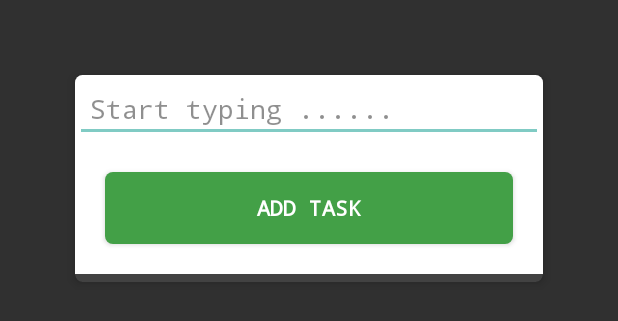
After one commit to jhavishal10/TodoApp, an Android app: the layout add_new_task_layout.xml on its own in the app's theme, with its tools: preview values and no code run, on a phone screen of 412 x 824 dp. The commit adds this screen. Shown: the top 321 px of the screen. Run offline under Robolectric (Android 15) with nearby library versions, the phone set to English and light mode, and no system bars.

Commit message:
new task Ui added

```diff
--- /dev/null
+++ b/app/src/main/res/drawable-v24/button_background.xml
@@ -0,0 +1,4 @@
+<selector xmlns:android="http://schemas.android.com/apk/res/android">
+    <item android:drawable="@drawable/button_background_green" android:state_enabled="false" />
+    <item android:drawable="@drawable/button_background_green_clicked" android:state_enabled="true" />
+</selector>
--- /dev/null
+++ b/app/src/main/res/drawable-v24/button_background_green.xml
@@ -0,0 +1,6 @@
+<?xml version="1.0" encoding="utf-8"?>
+<shape xmlns:android="http://schemas.android.com/apk/res/android"
+    android:shape="rectangle">
+    <corners android:radius="5dp" />
+    <solid android:color="#7CB342" />
+</shape>
--- /dev/null
+++ b/app/src/main/res/drawable-v24/button_background_green_clicked.xml
@@ -0,0 +1,6 @@
+<?xml version="1.0" encoding="utf-8"?>
+<shape xmlns:android="http://schemas.android.com/apk/res/android"
+    android:shape="rectangle">
+    <corners android:radius="5dp" />
+    <solid android:color="#43A047" />
+</shape>
--- /dev/null
+++ b/app/src/main/res/layout/add_new_task_layout.xml
@@ -0,0 +1,42 @@
+<?xml version="1.0" encoding="utf-8"?>
+<androidx.cardview.widget.CardView xmlns:android="http://schemas.android.com/apk/res/android"
+    xmlns:app="http://schemas.android.com/apk/res-auto"
+    android:layout_width="match_parent"
+    android:layout_height="wrap_content"
+    android:layout_margin="50dp"
+    android:padding="20dp"
+    app:cardCornerRadius="5dp"
+    app:cardElevation="4dp">
+
+
+    <LinearLayout
+        android:layout_width="match_parent"
+        android:layout_height="wrap_content"
+        android:layout_marginBottom="5dp"
+        android:background="@color/white"
+        android:orientation="vertical">
+
+        <EditText
+            android:id="@+id/taskText"
+            android:layout_width="match_parent"
+            android:layout_height="wrap_content"
+            android:layout_weight="4"
+            android:fontFamily="monospace"
+            android:hint="@string/start_typing"
+            android:padding="10dp"
+            android:textColor="@color/black"
+            android:textColorHint="@color/grey"
+            android:textSize="18sp" />
+
+        <Button
+            android:id="@+id/addTaskButton"
+            android:layout_width="match_parent"
+            android:layout_height="wrap_content"
+            android:layout_margin="20dp"
+            android:background="@drawable/button_background"
+            android:fontFamily="monospace"
+            android:text="@string/add_task"
+            android:textStyle="bold" />
+
+    </LinearLayout>
+</androidx.cardview.widget.CardView>
--- a/app/src/main/res/values/colors.xml
+++ b/app/src/main/res/values/colors.xml
@@ -6,4 +6,5 @@
     <color name="white">#FFF</color>
     <color name="greenToolbar">#7CB342</color>
     <color name="black">#000</color>
+    <color name="grey">#70000000</color>
 </resources>
--- a/app/src/main/res/values/strings.xml
+++ b/app/src/main/res/values/strings.xml
@@ -1,4 +1,6 @@
 <resources>
     <string name="app_name">UrbanClapAssignment</string>
     <string name="to_do">To-Do</string>
+    <string name="add_task">Add Task</string>
+    <string name="start_typing">Start typing ......</string>
 </resources>
```
Also changed, not shown: app/src/main/java/android/com/urbanclapassignment/ui/HomeActivity.kt (+22 -31 lines).
